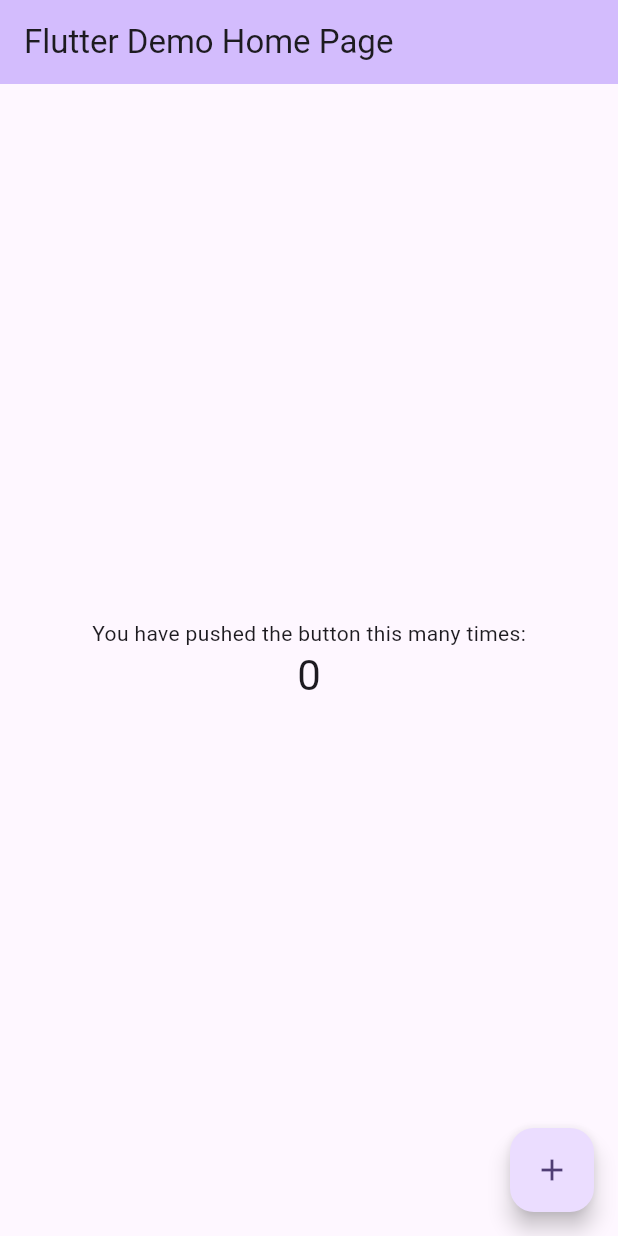
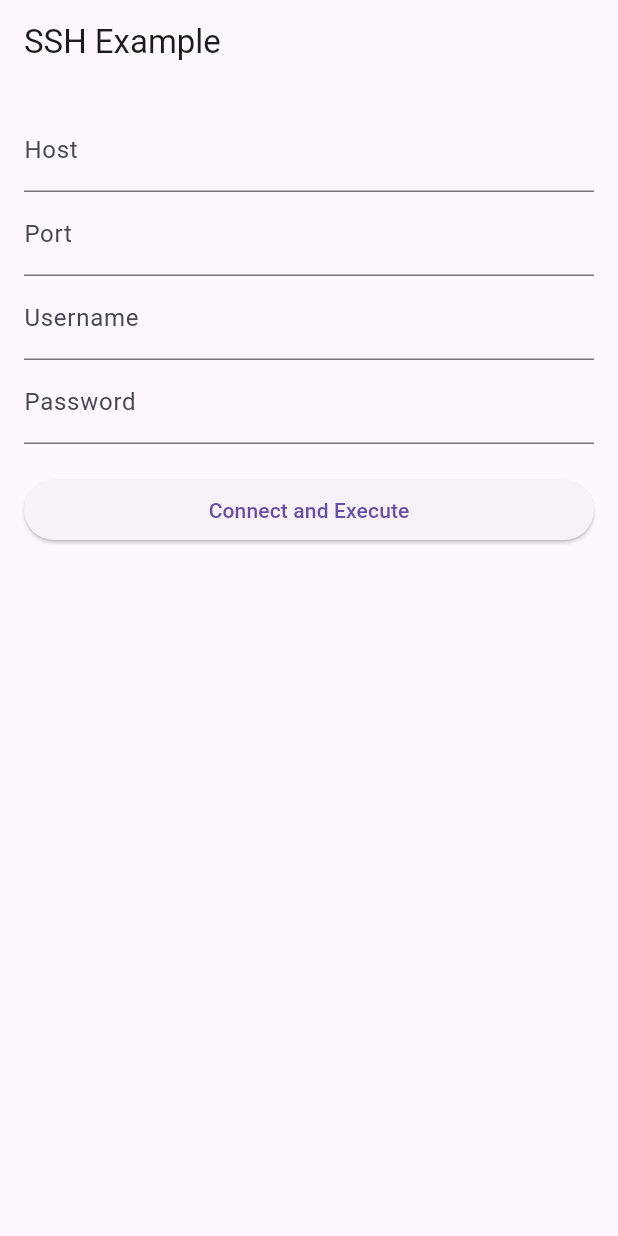
Before and after one commit to NoCloud-today/sshDiskDecode, a Flutter app: the screen it shows after launch, on a phone screen of 412 x 824 dp. Run offline on Flutter 3.47's test engine with Material 3 defaults, Android fonts, the phone set to English and light mode, and no system bars; missing offline and left inert: dartssh2.

Commit message:
Connection to the server

```diff
--- a/lib/main.dart
+++ b/lib/main.dart
@@ -1,125 +1,109 @@
 import 'package:flutter/material.dart';
+import 'dart:convert';
+import 'dart:io';
+import 'package:dartssh2/dartssh2.dart';
 
 void main() {
   runApp(const MyApp());
 }
 
 class MyApp extends StatelessWidget {
-  const MyApp({super.key});
+  const MyApp({Key? key}) : super(key: key);
 
-  // This widget is the root of your application.
   @override
   Widget build(BuildContext context) {
     return MaterialApp(
-      title: 'Flutter Demo',
+      title: 'SSH Example',
       theme: ThemeData(
-        // This is the theme of your application.
-        //
-        // TRY THIS: Try running your application with "flutter run". You'll see
-        // the application has a purple toolbar. Then, without quitting the app,
-        // try changing the seedColor in the colorScheme below to Colors.green
-        // and then invoke "hot reload" (save your changes or press the "hot
-        // reload" button in a Flutter-supported IDE, or press "r" if you used
-        // the command line to start the app).
-        //
-        // Notice that the counter didn't reset back to zero; the application
-        // state is not lost during the reload. To reset the state, use hot
-        // restart instead.
-        //
-        // This works for code too, not just values: Most code changes can be
-        // tested with just a hot reload.
-        colorScheme: ColorScheme.fromSeed(seedColor: Colors.deepPurple),
-        useMaterial3: true,
+        primarySwatch: Colors.blue,
       ),
-      home: const MyHomePage(title: 'Flutter Demo Home Page'),
+      home: const SSHScreen(),
     );
   }
 }
 
-class MyHomePage extends StatefulWidget {
-  const MyHomePage({super.key, required this.title});
-
-  // This widget is the home page of your application. It is stateful, meaning
-  // that it has a State object (defined below) that contains fields that affect
-  // how it looks.
-
-  // This class is the configuration for the state. It holds the values (in this
-  // case the title) provided by the parent (in this case the App widget) and
-  // used by the build method of the State. Fields in a Widget subclass are
-  // always marked "final".
-
-  final String title;
+class SSHScreen extends StatefulWidget {
+  const SSHScreen({Key? key}) : super(key: key);
 
   @override
-  State<MyHomePage> createState() => _MyHomePageState();
+  _SSHScreenState createState() => _SSHScreenState();
 }
 
-class _MyHomePageState extends State<MyHomePage> {
-  int _counter = 0;
+class _SSHScreenState extends State<SSHScreen> {
+  final TextEditingController hostController = TextEditingController();
+  final TextEditingController portController = TextEditingController();
+  final TextEditingController usernameController = TextEditingController();
+  final TextEditingController passwordController = TextEditingController();
 
-  void _incrementCounter() {
-    setState(() {
-      // This call to setState tells the Flutter framework that something has
-      // changed in this State, which causes it to rerun the build method below
-      // so that the display can reflect the updated values. If we changed
-      // _counter without calling setState(), then the build method would not be
-      // called again, and so nothing would appear to happen.
-      _counter++;
-    });
+  String output = '';
+
+  void connectAndExecute() async {
+    final host = hostController.text;
+    final port = int.tryParse(portController.text) ?? 22;
+    final username = usernameController.text;
+    final password = passwordController.text;
+
+    final client = SSHClient(
+      await SSHSocket.connect(host, port),
+      username: username,
+      onPasswordRequest: () => password,
+    );
+
+    try {
+      final result = await client.run('ls');
+      setState(() {
+        output = utf8.decode(result);
+      });
+    } catch (e) {
+      setState(() {
+        output = 'Failed to connect or execute command: $e';
+      });
+    }
   }
 
   @override
   Widget build(BuildContext context) {
-    // This method is rerun every time setState is called, for instance as done
-    // by the _incrementCounter method above.
-    //
-    // The Flutter framework has been optimized to make rerunning build methods
-    // fast, so that you can just rebuild anything that needs updating rather
-    // than having to individually change instances of widgets.
     return Scaffold(
       appBar: AppBar(
-        // TRY THIS: Try changing the color here to a specific color (to
-        // Colors.amber, perhaps?) and trigger a hot reload to see the AppBar
-        // change color while the other colors stay the same.
-        backgroundColor: Theme.of(context).colorScheme.inversePrimary,
-        // Here we take the value from the MyHomePage object that was created by
-        // the App.build method, and use it to set our appbar title.
-        title: Text(widget.title),
+        title: const Text('SSH Example'),
       ),
-      body: Center(
-        // Center is a layout widget. It takes a single child and positions it
-        // in the middle of the parent.
+      body: Padding(
+        padding: const EdgeInsets.all(16.0),
         child: Column(
-          // Column is also a layout widget. It takes a list of children and
-          // arranges them vertically. By default, it sizes itself to fit its
-          // children horizontally, and tries to be as tall as its parent.
-          //
-          // Column has various properties to control how it sizes itself and
-          // how it positions its children. Here we use mainAxisAlignment to
-          // center the children vertically; the main axis here is the vertical
-          // axis because Columns are vertical (the cross axis would be
-          // horizontal).
-          //
-          // TRY THIS: Invoke "debug painting" (choose the "Toggle Debug Paint"
-          // action in the IDE, or press "p" in the console), to see the
-          // wireframe for each widget.
-          mainAxisAlignment: MainAxisAlignment.center,
-          children: <Widget>[
-            const Text(
-              'You have pushed the button this many times:',
+          crossAxisAlignment: CrossAxisAlignment.stretch,
+          children: [
+            TextField(
+              controller: hostController,
+              decoration: const InputDecoration(labelText: 'Host'),
             ),
-            Text(
-              '$_counter',
-              style: Theme.of(context).textTheme.headlineMedium,
+            TextField(
+              controller: portController,
+              keyboardType: TextInputType.number,
+              decoration: const InputDecoration(labelText: 'Port'),
+            ),
+            TextField(
+              controller: usernameController,
+              decoration: const InputDecoration(labelText: 'Username'),
+            ),
+            TextField(
+              controller: passwordController,
+              obscureText: true,
+              decoration: const InputDecoration(labelText: 'Password'),
+            ),
+            const SizedBox(height: 20),
+            ElevatedButton(
+              onPressed: connectAndExecute,
+              child: const Text('Connect and Execute'),
+            ),
+            const SizedBox(height: 20),
+            Expanded(
+              child: SingleChildScrollView(
+                child: Text(output),
+              ),
             ),
           ],
         ),
       ),
-      floatingActionButton: FloatingActionButton(
-        onPressed: _incrementCounter,
-        tooltip: 'Increment',
-        child: const Icon(Icons.add),
-      ), // This trailing comma makes auto-formatting nicer for build methods.
     );
   }
 }
--- a/pubspec.yaml
+++ b/pubspec.yaml
@@ -30,6 +30,7 @@ environment:
 dependencies:
   flutter:
     sdk: flutter
+  dartssh2: 2.9.1-pre
 
 
   # The following adds the Cupertino Icons font to your application.
```
